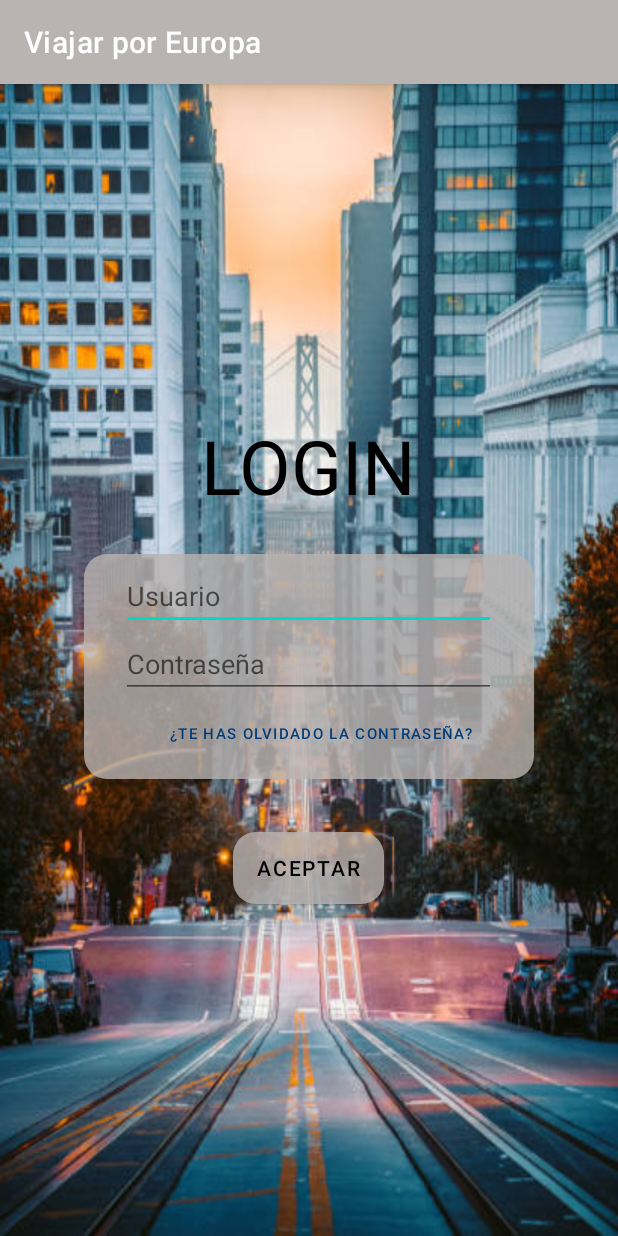
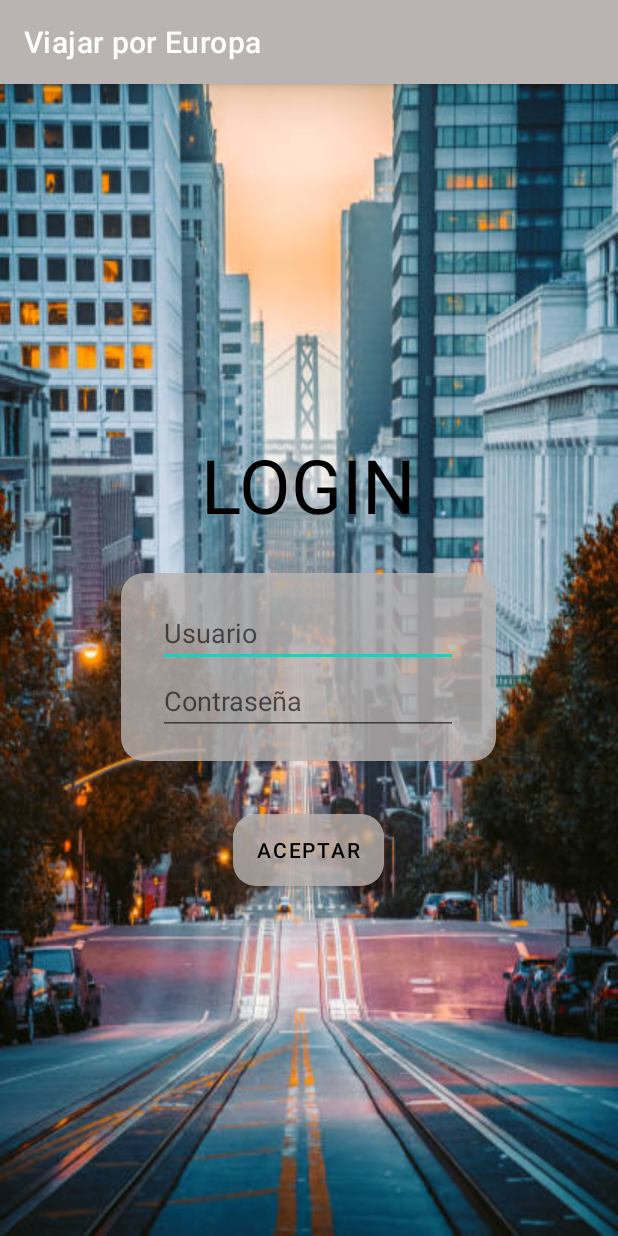
Before and after one commit to AlbaMartin01/ViajarporEuropa, an Android app: the Login screen opened directly, with no data from a screen before it, on a phone screen of 412 x 824 dp. Run offline under Robolectric (Android 15) with nearby library versions, the phone set to English and light mode, and no system bars; our stand-ins replace Firebase (no records; nobody signed in at launch, a user with empty details on screens opened directly).

Commit message:
pantalla usuario

```diff
--- a/app/src/main/java/com/example/viajarporeuropa/Login.kt
+++ b/app/src/main/java/com/example/viajarporeuropa/Login.kt
@@ -15,8 +15,6 @@ class Login : AppCompatActivity() {
     @SuppressLint("MissingInflatedId")
     private lateinit var firebaseAuth: FirebaseAuth
     private lateinit var authStateListener: FirebaseAuth.AuthStateListener
-    @SuppressLint("MissingInflatedId")
-
     override fun onCreate(savedInstanceState: Bundle?) {
         super.onCreate(savedInstanceState)
         setContentView(R.layout.activity_login)
@@ -28,20 +26,14 @@ class Login : AppCompatActivity() {
         btningresar.setOnClickListener{
             singIn(txtemail.text.toString(),txtpassword.text.toString())
         }
-
-        findViewById<Button>(R.id.textOlvidarContraseña).setOnClickListener {
-            val user = firebaseAuth.currentUser
-            firebaseAuth.sendPasswordResetEmail(user?.email.toString())
-        }
     }
 
     private fun singIn (email: String, password: String){
         firebaseAuth.signInWithEmailAndPassword(email, password).addOnCompleteListener(this){task ->
             if(task.isSuccessful){
                 val user = firebaseAuth.currentUser
-                Toast.makeText(this, user?.email.toString(), Toast.LENGTH_SHORT).show()
+                Toast.makeText(this, user?.uid.toString(), Toast.LENGTH_SHORT).show()
                 val intento = Intent(this, ListaPaisesEU::class.java)
-                intento.putExtra("nombreUsuario", user?.email.toString())
                 startActivity(intento)
             } else{
                 Toast.makeText(this, "Error de Email y/o contraseña", Toast.LENGTH_SHORT).show()
--- a/app/src/main/res/layout/activity_login.xml
+++ b/app/src/main/res/layout/activity_login.xml
@@ -25,8 +25,8 @@
             android:textSize="50dp"/>
 
         <LinearLayout
-            android:layout_width="300dp"
-            android:layout_height="150dp"
+            android:layout_width="250dp"
+            android:layout_height="125dp"
             android:layout_gravity="center"
             android:layout_marginTop="25dp"
             android:background="@drawable/shape"
@@ -34,25 +34,16 @@
             android:orientation="vertical">
 
             <EditText android:id="@+id/usuarioLogin"
-                android:layout_width="250dp"
+                android:layout_width="200dp"
                 android:layout_height="wrap_content"
                 android:hint="Usuario"
-                android:inputType="textEmailAddress" />
+                android:inputType="textEmailAddress"/>
 
             <EditText android:id="@+id/contrLogin"
-                android:layout_width="250dp"
+                android:layout_width="200dp"
                 android:layout_height="wrap_content"
                 android:hint="Contraseña"
                 android:inputType="textPassword"/>
-
-            <Button android:id="@+id/textOlvidarContraseña"
-                android:layout_width="250dp"
-                android:layout_height="wrap_content"
-                android:textAlignment="textEnd"
-                android:text="¿Te has olvidado la contraseña?"
-                android:textColor="#003C78"
-                android:textSize="10dp"
-                android:background="@android:color/transparent"/>
 
         </LinearLayout>
 
--- /dev/null
+++ b/app/src/main/res/values/ids.xml
@@ -0,0 +1,4 @@
+<?xml version="1.0" encoding="utf-8"?>
+<resources>
+    <item name="usuario" type="id" />
+</resources>
```
